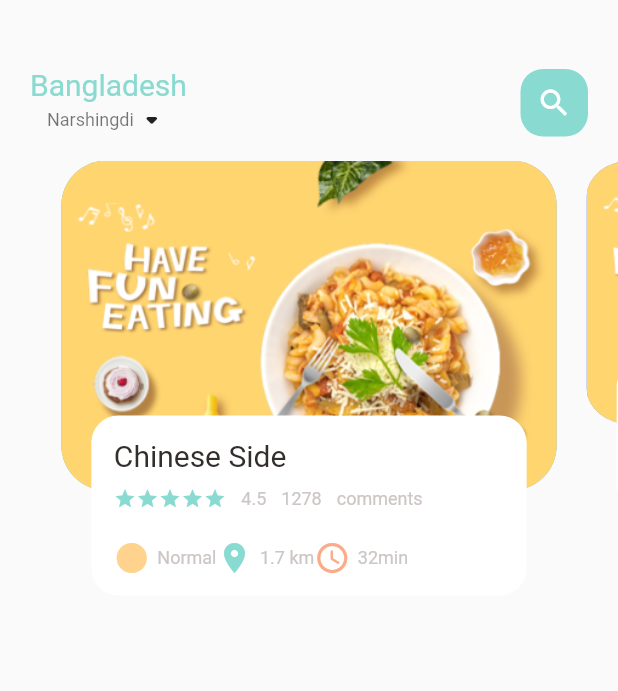
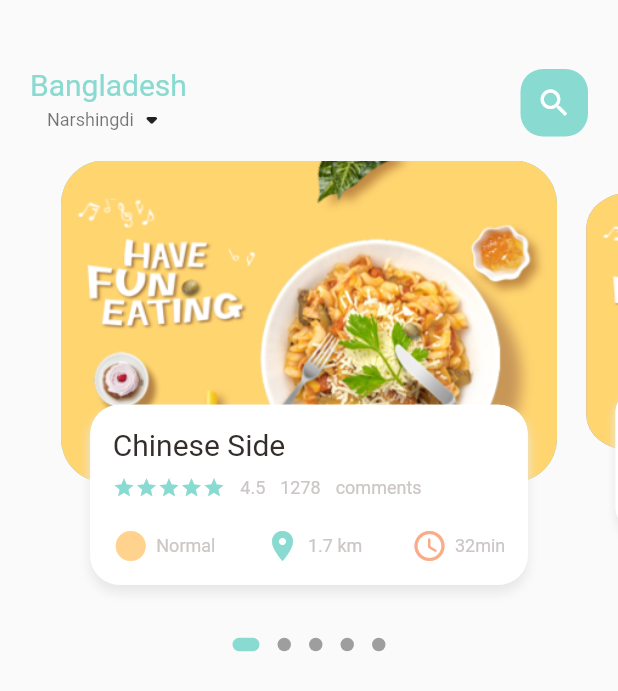
Before and after one commit to Purpud/food_app, a Flutter app: the screen it shows after launch, on a phone screen of 412 x 824 dp. Shown: the top 691 px of the screen. Run offline on Flutter 3.47's test engine with Material 2 defaults, Android fonts, the phone set to English and light mode, and no system bars; drawn by our look-alikes of dots_indicator; our stand-ins replace get.

Commit message:
next 30m

```diff
--- a/lib/home/food_page_body.dart
+++ b/lib/home/food_page_body.dart
@@ -1,8 +1,10 @@
+import 'package:dots_indicator/dots_indicator.dart';
 import 'package:flutter/cupertino.dart';
 import 'package:flutter/material.dart';
 import 'package:flutter/src/foundation/key.dart';
 import 'package:flutter/src/widgets/framework.dart';
 import 'package:food_app/utils/colors.dart';
+import 'package:food_app/utils/dimensions.dart';
 import 'package:food_app/widgets/big_text.dart';
 import 'package:food_app/widgets/icon_and_text_widget.dart';
 import 'package:food_app/widgets/small_text.dart';
@@ -18,7 +20,7 @@ class _FoodPageBodyState extends State<FoodPageBody> {
   PageController pageController = PageController(viewportFraction: 0.85);
   var _currentPageValue = 0.0;
   double _scaleFactor = 0.8;
-  double height = 220;
+  double height = Dimensions.pageViewContainer;
 
   @override
   void initState() {
@@ -38,9 +40,11 @@ class _FoodPageBodyState extends State<FoodPageBody> {
 
   @override
   Widget build(BuildContext context) {
-    return Container(
+    return Column(
+      children: [
+        Container(
           // color: Colors.red,
-      height: 320,
+          height: Dimensions.pageView,
           child: PageView.builder(
             controller: pageController,
             itemBuilder: ((context, position) {
@@ -48,6 +52,19 @@ class _FoodPageBodyState extends State<FoodPageBody> {
             }),
             itemCount: 5,
           ),
+        ),
+        new DotsIndicator(
+          dotsCount: 5,
+          position: _currentPageValue,
+          decorator: DotsDecorator(
+            activeColor: AppColors.mainColor,
+            size: const Size.square(9.0),
+            activeSize: const Size(18.0, 9.0),
+            activeShape: RoundedRectangleBorder(
+                borderRadius: BorderRadius.circular(5.0)),
+          ),
+        ),
+      ],
     );
   }
 
@@ -63,39 +80,62 @@ class _FoodPageBodyState extends State<FoodPageBody> {
           _scaleFactor + (_currentPageValue - index + 1) * (1 - _scaleFactor);
       var currTrans = height * (1 - currScale) / 2;
       matrix = Matrix4.diagonal3Values(1, currScale, 1);
+      matrix = Matrix4.diagonal3Values(1, currScale, 1)
+        ..setTranslationRaw(0, currTrans, 0);
+    } else if (index == _currentPageValue.floor() - 1) {
+      var currScale = 1 - (_currentPageValue - index) * (1 - _scaleFactor);
+      var currTrans = height * (1 - currScale) / 2;
+      matrix = Matrix4.diagonal3Values(1, currScale, 1);
+      matrix = Matrix4.diagonal3Values(1, currScale, 1)
+        ..setTranslationRaw(0, currTrans, 0);
+    } else {
+      var currScale = 0.8;
+      matrix = Matrix4.diagonal3Values(1, currScale, 1)
+        ..setTranslationRaw(0, height * (1 - _scaleFactor) / 2, 1);
+      ;
     }
 
     return Transform(
       transform: matrix,
       child: Stack(children: [
         Container(
-          height: 220,
-          margin: const EdgeInsets.only(left: 10, right: 10),
+          height: Dimensions.pageViewContainer,
+          margin: EdgeInsets.only(
+              left: Dimensions.width10, right: Dimensions.width10),
           decoration: BoxDecoration(
             color: index.isEven ? Color(0xFF69c5df) : Color(0xFF9294cc),
             image: DecorationImage(
               fit: BoxFit.cover,
               image: AssetImage('assets/image/food0.png'),
             ),
-            borderRadius: BorderRadius.circular(30),
+            borderRadius: BorderRadius.circular(Dimensions.radius30),
           ),
         ),
         Align(
           alignment: Alignment.bottomCenter,
           child: Container(
             height: 120,
-            margin: const EdgeInsets.only(left: 30, right: 30, bottom: 30),
+            margin: EdgeInsets.only(
+                left: Dimensions.width30,
+                right: Dimensions.width30,
+                bottom: Dimensions.height30),
             decoration: BoxDecoration(
                 color: Colors.white,
-              borderRadius: BorderRadius.circular(18),
-            ),
+                borderRadius: BorderRadius.circular(Dimensions.radius20),
+                boxShadow: [
+                  BoxShadow(
+                      color: Color(0xFFe8e8e8),
+                      blurRadius: 5.0,
+                      offset: Offset(0, 5)),
+                  BoxShadow(color: Colors.white)
+                ]),
             child: Container(
               padding: const EdgeInsets.only(top: 15, left: 15, right: 15),
               child: Column(
                 crossAxisAlignment: CrossAxisAlignment.start,
                 children: [
                   BigText(text: "Chinese Side"),
-                  SizedBox(height: 10),
+                  SizedBox(height: Dimensions.height10),
                   Row(
                     children: [
                       Wrap(
@@ -111,15 +151,13 @@ class _FoodPageBodyState extends State<FoodPageBody> {
                       SmallText(text: "4.5"),
                       SizedBox(width: 10),
                       SmallText(text: "1278"),
-                      SizedBox(
-                        width: 10,
-                      ),
+                      SizedBox(width: 10),
                       SmallText(text: "comments"),
                     ],
                   ),
-                  SizedBox(height: 20),
+                  SizedBox(height: Dimensions.height20),
                   Row(
-                    // mainAxisAlignment: MainAxisAlignment.spaceAround,
+                    mainAxisAlignment: MainAxisAlignment.spaceBetween,
                     children: [
                       IconAndTextWidget(
                           icon: Icons.circle_sharp,
--- a/lib/main.dart
+++ b/lib/main.dart
@@ -1,6 +1,7 @@
 import 'package:flutter/material.dart';
 import 'package:flutter/services.dart';
 import 'package:food_app/home/main_food_page.dart';
+import 'package:get/get_navigation/src/root/get_material_app.dart';
 
 void main() {
   runApp(const MyApp());
@@ -12,7 +13,7 @@ class MyApp extends StatelessWidget {
   @override
   Widget build(BuildContext context) {
     SystemChrome.setEnabledSystemUIOverlays([]);
-    return MaterialApp(
+    return GetMaterialApp(
       debugShowCheckedModeBanner: false,
       title: 'Flutter Demo',
       theme: ThemeData(
--- /dev/null
+++ b/lib/utils/dimensions.dart
@@ -0,0 +1,26 @@
+import 'package:flutter/cupertino.dart';
+import 'package:flutter/foundation.dart';
+import 'package:get/get.dart';
+
+class Dimensions {
+  static double screenHeight = Get.context!.height;
+  static double screenWidth = Get.context!.width;
+
+  static double pageView = screenHeight / 2.64;
+  static double pageViewContainer = screenHeight / 3.84;
+  static double pageViewTextContainer = screenHeight / 7.03;
+
+  static double height10 = screenHeight / 84.4;
+  static double height15 = screenHeight / 56.27;
+  static double height20 = screenHeight / 42.2;
+  static double height30 = screenHeight / 28.13;
+
+  static double font20 = screenHeight / 42.2;
+  static double radius20 = screenHeight / 42.2;
+  static double radius30 = screenHeight / 28.13;
+
+  static double width10 = screenHeight / 84.4;
+  static double width15 = screenHeight / 56.27;
+  static double width20 = screenHeight / 42.2;
+  static double width30 = screenHeight / 28.13;
+}
--- a/lib/widgets/big_text.dart
+++ b/lib/widgets/big_text.dart
@@ -1,6 +1,7 @@
 import 'package:flutter/cupertino.dart';
 import 'package:flutter/src/foundation/key.dart';
 import 'package:flutter/src/widgets/framework.dart';
+import 'package:food_app/utils/dimensions.dart';
 
 class BigText extends StatelessWidget {
   Color? color;
@@ -23,7 +24,7 @@ class BigText extends StatelessWidget {
       overflow: overflow,
       style: TextStyle(
         color: color,
-        fontSize: size,
+        fontSize: size == 0 ? Dimensions.font20 : size,
         fontWeight: FontWeight.w400,
         fontFamily: "Roboto",
       ),
--- a/pubspec.yaml
+++ b/pubspec.yaml
@@ -29,6 +29,8 @@ environment:
 dependencies:
   flutter:
     sdk: flutter
+  dots_indicator: ^2.1.0
+  get: ^4.6.5
 
   # The following adds the Cupertino Icons font to your application.
   # Use with the CupertinoIcons class for iOS style icons.
```
Also changed, not shown: pubspec.lock. Lines whose indentation alone changed are shown as unchanged.
